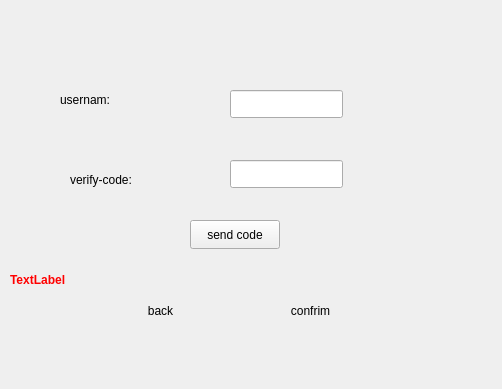
Before: the Qt Designer form authpage.ui in mobinaebrahim/Slay-The-Spire, drawn with Qt 5.
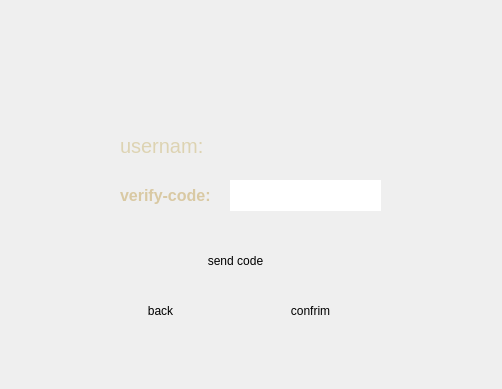
After: the same form once the commit is applied. The open tabs and pages were chosen to show the change. Icons and pictures are not drawn.

Commit message: feat : Add font

What changed in the file:
```diff
--- a/authpage.ui
+++ b/authpage.ui
@@ -506,50 +506,99 @@
     <widget class="QLabel" name="label_forgotError">
      <property name="geometry">
       <rect>
-       <x>10</x>
-       <y>270</y>
-       <width>461</width>
-       <height>20</height>
+       <x>140</x>
+       <y>220</y>
+       <width>231</width>
+       <height>21</height>
       </rect>
      </property>
      <property name="styleSheet">
-      <string notr="true">color: red; 
+      <string notr="true">color: gold; 
 font-weight: bold;
 </string>
      </property>
      <property name="text">
-      <string>TextLabel</string>
+      <string/>
      </property>
     </widget>
     <widget class="QLineEdit" name="lineEdit_forgot_username">
      <property name="geometry">
       <rect>
        <x>230</x>
-       <y>90</y>
-       <width>113</width>
-       <height>28</height>
+       <y>130</y>
+       <width>151</width>
+       <height>31</height>
       </rect>
      </property>
+     <property name="styleSheet">
+      <string notr="true">QLineEdit {
+    border-image: url(:/assets/authpage/lineedit.png) 0 0 0 0 strech strech; 
+}
+QLineEdit
+{
+    font-family: &quot;IM FELL English&quot;;
+    font-size: 16px;
+
+    color: #E8DFC4;
+    background: transparent;
+    border: none;
+
+    padding-left: 12px;
+    padding-right: 12px;
+    selection-background-color: #9A6A1E;
+    selection-color: white;
+}
+</string>
+     </property>
     </widget>
     <widget class="QLineEdit" name="lineEdit_forgot_code">
      <property name="geometry">
       <rect>
        <x>230</x>
-       <y>160</y>
-       <width>113</width>
-       <height>28</height>
+       <y>180</y>
+       <width>151</width>
+       <height>31</height>
       </rect>
      </property>
+     <property name="styleSheet">
+      <string notr="true">QLineEdit {
+    border-image: url(:/assets/authpage/lineedit.png) 0 0 0 0 strech strech;   
+}
+QLineEdit
+{
+    font-family: &quot;IM FELL English&quot;;
+    font-size: 16px;
+
+    color: #E8DFC4;
+    border: none;
+
+    padding-left: 12px;
+    padding-right: 12px;
+    selection-background-color: #9A6A1E;
+    selection-color: white;
+}
+
+</string>
+     </property>
     </widget>
     <widget class="QLabel" name="label_7">
      <property name="geometry">
       <rect>
-       <x>60</x>
-       <y>90</y>
+       <x>120</x>
+       <y>130</y>
        <width>151</width>
-       <height>20</height>
+       <height>31</height>
       </rect>
      </property>
+     <property name="styleSheet">
+      <string notr="true">QLabel
+{
+    font-family: &quot;IM FELL English&quot;;
+    font-size: 20px;
+    color: #DDD3B2;
+    background: transparent;
+}</string>
+     </property>
      <property name="text">
       <string>usernam:</string>
      </property>
@@ -557,12 +606,23 @@
     <widget class="QLabel" name="label_8">
      <property name="geometry">
       <rect>
-       <x>70</x>
-       <y>170</y>
-       <width>91</width>
-       <height>20</height>
+       <x>120</x>
+       <y>180</y>
+       <width>101</width>
+       <height>31</height>
       </rect>
      </property>
+     <property name="styleSheet">
+      <string notr="true">QLabel
+{
+    font-family: &quot;Cinzel&quot;;
+    font-size: 16px;
+    font-weight: 600;
+
+    color: #D9C9A3;
+    background: transparent;
+}</string>
+     </property>
      <property name="text">
       <string>verify-code:</string>
      </property>
@@ -570,16 +630,61 @@
     <widget class="QPushButton" name="btnSendResetCode">
      <property name="geometry">
       <rect>
-       <x>190</x>
-       <y>220</y>
-       <width>90</width>
-       <height>29</height>
+       <x>170</x>
+       <y>240</y>
+       <width>131</width>
+       <height>41</height>
       </rect>
      </property>
+     <property name="styleSheet">
+      <string notr="true">QPushButton#btnSendResetCode {
+    border-image: url(:/assets/authpage/sendcode.png) 0 0 0 0 stretch stretch;
+    border: none;
+    background: transparent;
+}</string>
+     </property>
      <property name="text">
       <string>send code</string>
      </property>
     </widget>
+    <widget class="QLabel" name="label_18">
+     <property name="geometry">
+      <rect>
+       <x>80</x>
+       <y>130</y>
+       <width>31</width>
+       <height>31</height>
+      </rect>
+     </property>
+     <property name="styleSheet">
+      <string notr="true">QLabel {
+    border-image: url(:/assets/authpage/usernameicon.png);
+}
+</string>
+     </property>
+     <property name="text">
+      <string/>
+     </property>
+    </widget>
+    <widget class="QLabel" name="label_21">
+     <property name="geometry">
+      <rect>
+       <x>80</x>
+       <y>180</y>
+       <width>31</width>
+       <height>31</height>
+      </rect>
+     </property>
+     <property name="styleSheet">
+      <string notr="true">QLabel {
+    border-image: url(:/assets/authpage/verfyicon.png);
+}
+</string>
+     </property>
+     <property name="text">
+      <string/>
+     </property>
+    </widget>
    </widget>
   </widget>
   <widget class="QPushButton" name="btnBack">
```
Left out of the diff: 149 changed lines with no effect on the pictures. The commit also changes 16 other files.
